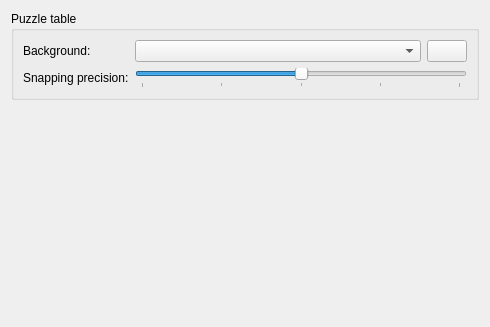
First picture: the form in palapeli/src/settings.ui, repository jsj2008/kdegames, before the edit.
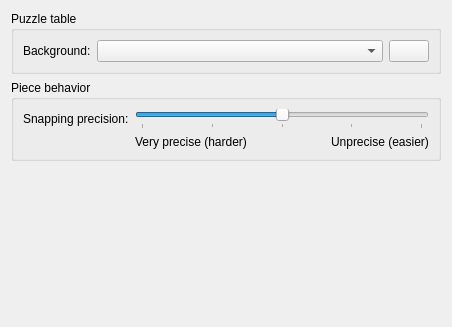
Second picture: the form after the edit. Custom widgets are drawn as their Qt base class.

Commit message: Tweak appearance of ConfigDialog.

The edit to the form file:
```diff
--- a/palapeli/src/settings.ui
+++ b/palapeli/src/settings.ui
@@ -6,7 +6,7 @@
    <rect>
     <x>0</x>
     <y>0</y>
-    <width>490</width>
+    <width>452</width>
     <height>327</height>
    </rect>
   </property>
@@ -34,14 +34,37 @@
         </property>
        </widget>
       </item>
-      <item row="2" column="0">
+      <item row="0" column="2">
+       <widget class="KColorButton" name="kcfg_ViewBackgroundColor">
+        <property name="defaultColor">
+         <color>
+          <red>255</red>
+          <green>255</green>
+          <blue>255</blue>
+         </color>
+        </property>
+       </widget>
+      </item>
+     </layout>
+    </widget>
+   </item>
+   <item>
+    <widget class="QGroupBox" name="groupBox_3">
+     <property name="title">
+      <string>Piece behavior</string>
+     </property>
+     <layout class="QFormLayout" name="formLayout">
+      <property name="fieldGrowthPolicy">
+       <enum>QFormLayout::ExpandingFieldsGrow</enum>
+      </property>
+      <item row="0" column="0">
        <widget class="QLabel" name="label_1">
         <property name="text">
          <string comment="@label:slider">Snapping precision:</string>
         </property>
        </widget>
       </item>
-      <item row="2" column="1" colspan="2">
+      <item row="0" column="1">
        <widget class="QSlider" name="kcfg_SnappingPrecision">
         <property name="minimum">
          <number>10</number>
@@ -66,16 +89,51 @@
         </property>
        </widget>
       </item>
-      <item row="0" column="2">
-       <widget class="KColorButton" name="kcfg_ViewBackgroundColor">
-        <property name="defaultColor">
-         <color>
-          <red>255</red>
-          <green>255</green>
-          <blue>255</blue>
-         </color>
-        </property>
-       </widget>
+      <item row="2" column="1">
+       <layout class="QHBoxLayout" name="horizontalLayout">
+        <item>
+         <widget class="QLabel" name="label">
+          <property name="sizePolicy">
+           <sizepolicy hsizetype="Fixed" vsizetype="Preferred">
+            <horstretch>0</horstretch>
+            <verstretch>0</verstretch>
+           </sizepolicy>
+          </property>
+          <property name="text">
+           <string extracomment="description for the &quot;snapping precision&quot; setting">Very precise (harder)</string>
+          </property>
+         </widget>
+        </item>
+        <item>
+         <spacer name="horizontalSpacer">
+          <property name="orientation">
+           <enum>Qt::Horizontal</enum>
+          </property>
+          <property name="sizeType">
+           <enum>QSizePolicy::MinimumExpanding</enum>
+          </property>
+          <property name="sizeHint" stdset="0">
+           <size>
+            <width>40</width>
+            <height>0</height>
+           </size>
+          </property>
+         </spacer>
+        </item>
+        <item>
+         <widget class="QLabel" name="label_2">
+          <property name="sizePolicy">
+           <sizepolicy hsizetype="Fixed" vsizetype="Preferred">
+            <horstretch>0</horstretch>
+            <verstretch>0</verstretch>
+           </sizepolicy>
+          </property>
+          <property name="text">
+           <string extracomment="description for the &quot;snapping precision&quot; setting">Unprecise (easier)</string>
+          </property>
+         </widget>
+        </item>
+       </layout>
       </item>
      </layout>
     </widget>
```
The commit also changes 2 other files.
